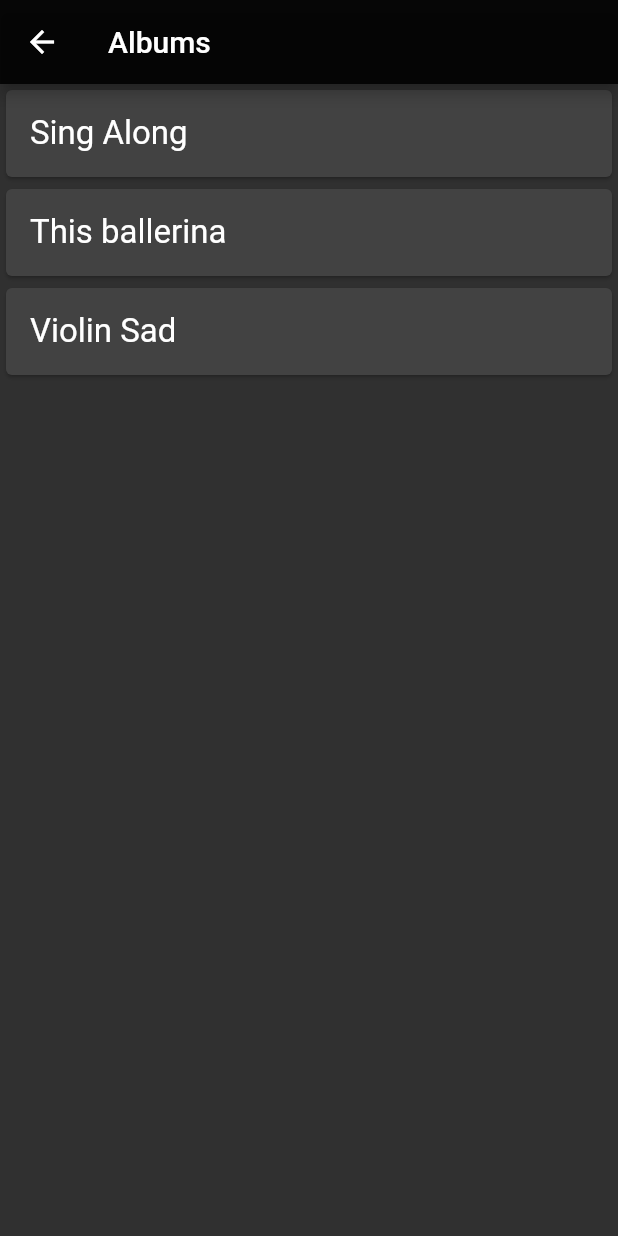
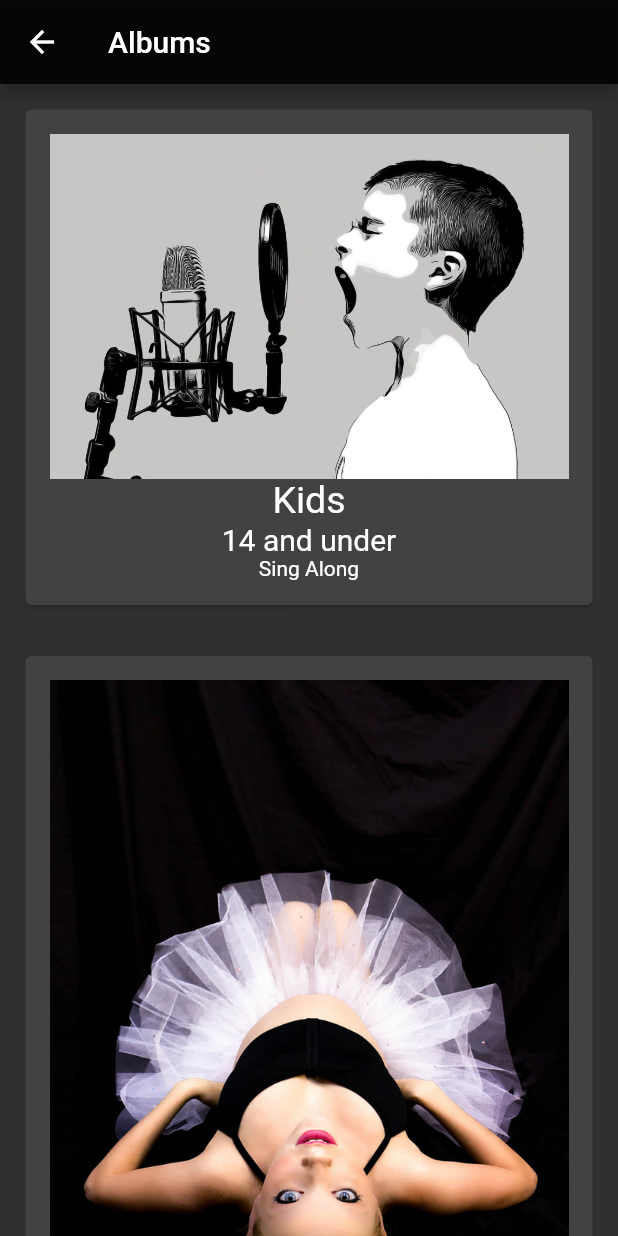
Before and after one commit to tijojose27/flutter_music_app, a Flutter app: the screen it shows after launch, after a tap on "Albums", on a phone screen of 412 x 824 dp. Run offline on Flutter 3.47's test engine with Material 2 defaults, Android fonts, the phone set to English and light mode, and no system bars.

Commit message:
Finished Album Screen

```diff
--- a/lib/album_screen.dart
+++ b/lib/album_screen.dart
@@ -33,12 +33,26 @@ class AlbumList extends StatelessWidget {
     return ListView.builder(
       itemCount: currMusic.length,
       itemBuilder: (context, position) {
-        return Card(
-          child: Padding(
-            padding: const EdgeInsets.all(16.0),
-            child: Text(currMusic[position].albumName, style: TextStyle(fontSize: 22.0)),
-          ),
-        );
+        return Padding(
+            padding: const EdgeInsets.all(13.0),
+            child: Card(
+                child: Padding(
+              padding: const EdgeInsets.all(16.0),
+              child: Column(
+                children: <Widget>[
+                  Image.asset(currMusic[position].imageUrl),
+                  Text(
+                    currMusic[position].songName,
+                    style: TextStyle(fontSize: 25.0),
+                  ),
+                  Text(
+                    currMusic[position].artistName,
+                    style: TextStyle(fontSize: 20.0),
+                  ),
+                  Text(currMusic[position].albumName)
+                ],
+              ),
+            )));
       },
     );
   }
--- a/lib/main.dart
+++ b/lib/main.dart
@@ -7,9 +7,9 @@ import 'songs_screen.dart';
 void main() => runApp(MyApp());
 
 List<Music> myMusic = []
-    ..add(Music("14 and under", "Sing Along", "Kids", 'images/kids'))
-    ..add(Music("Russian ballet", "This ballerina", "Ballerina", 'images/kids'))
-    ..add(Music("Emptional", "Violin Sad", "Great Violin", 'images/violin'));
+    ..add(Music("14 and under", "Sing Along", "Kids", 'images/kids.jpg'))
+    ..add(Music("Russian ballet", "This ballerina", "Ballerina", 'images/ballerina.jpg'))
+    ..add(Music("Emptional", "Violin Sad", "Great Violin", 'images/violin.jpg'));
 
 class MyApp extends StatelessWidget {
   // This widget is the root of your application.
@@ -87,7 +87,7 @@ class HomeScreen extends StatelessWidget {
                     ),
                     onPressed: () {
                       Navigator.push(context, MaterialPageRoute(builder: (context){
-                        return ArtistScreen();
+                        return ArtistScreen(currMusic: myMusic,);
                       }));
                     },
                   )),
```
Also changed, not shown: lib/artist_screen.dart (+20 -1 lines).
